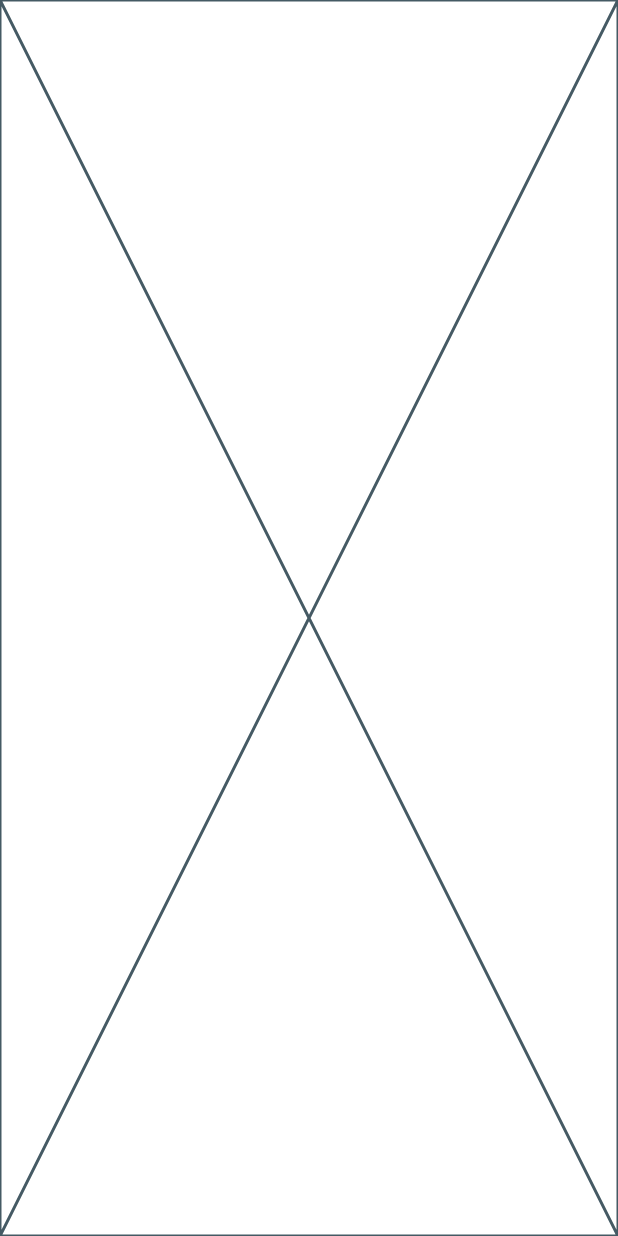
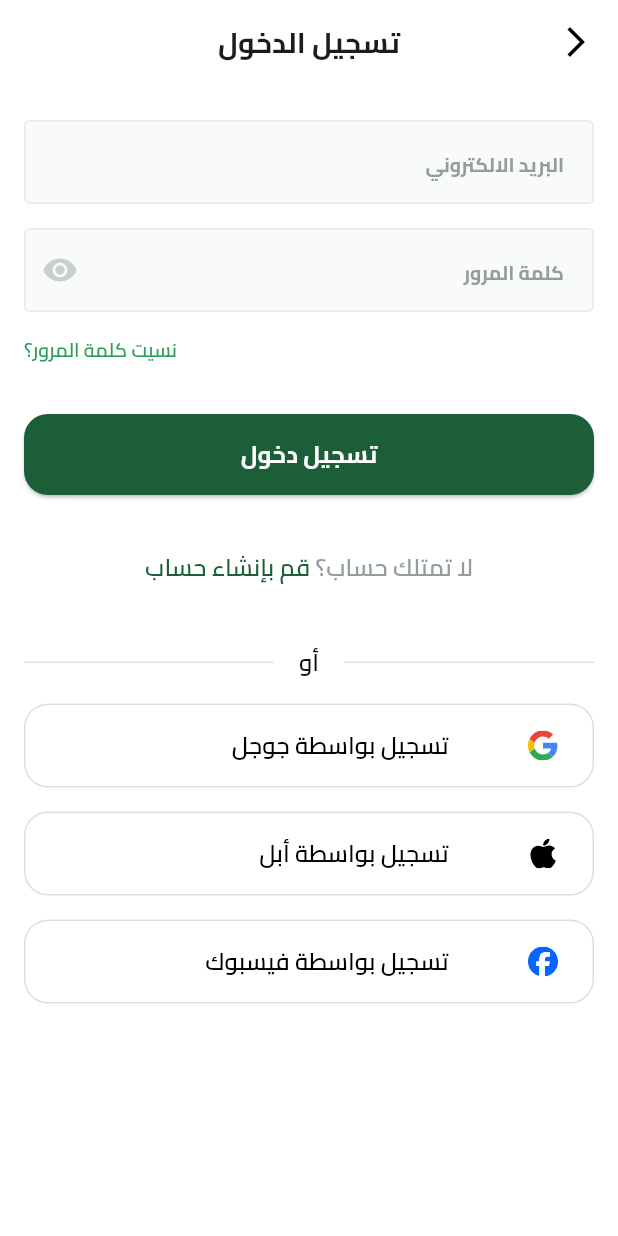
Before and after one commit to kareemzedan11/fruit_hub, a Flutter app: the screen it shows after launch, after a tap on "تخط", on a phone screen of 412 x 824 dp. Run offline on Flutter 3.47's test engine with Material 3 defaults, Android fonts, the phone set to English and light mode, and no system bars; our stand-ins replace dots_indicator, flutter_svg, shared_preferences.

Commit message:
servies provider done

```diff
--- a/lib/core/helper/assets_manager.dart
+++ b/lib/core/helper/assets_manager.dart
@@ -1,14 +1,30 @@
 // ignore_for_file: prefer_single_quotes
 class Assets {
   Assets._();
+
+  /// Assets for assetsImagesFruit basketAmico 1
+  /// assets/images/fruit basket-amico 1.svg
+  static const String assetsImagesFruit   = "assets/images/fruit basket-amico 1.svg";
+
+  /// Assets for assetsImagesIcApple
+  /// assets/images/ic_apple.svg
+  static const String assetsImagesIcApple = "assets/images/ic_apple.svg";
 
   /// Assets for assetsImagesIcCircle
   /// assets/images/ic_circle.svg
   static const String assetsImagesIcCircle = "assets/images/ic_circle.svg";
 
+  /// Assets for assetsImagesIcFacebook
+  /// assets/images/ic_facebook.svg
+  static const String assetsImagesIcFacebook = "assets/images/ic_facebook.svg";
+
   /// Assets for assetsImagesIcFruitBasket
   /// assets/images/ic_fruit_basket.svg
   static const String assetsImagesIcFruitBasket = "assets/images/ic_fruit_basket.svg";
+
+  /// Assets for assetsImagesIcGoogle
+  /// assets/images/ic_google.svg
+  static const String assetsImagesIcGoogle = "assets/images/ic_google.svg";
 
   /// Assets for assetsImagesIcPineapple
   /// assets/images/ic_pineapple.svg
--- a/lib/core/helper/colors_manager.dart
+++ b/lib/core/helper/colors_manager.dart
@@ -6,6 +6,10 @@ abstract class ColorsManager {
   static const Color primaryColor = Color(0xFF1B5E37);
 
   static const Color secondaryColor = Color(0xFFF4A91F);
+  static const Color textFieldBackColor = Color(0xFFF9FAFA);
 
+  static const Color textFieldBorderColor = Color(0xFFE6E9EA);
+  static const Color hintTextColor = Color(0xFF949D9E);
+  static const Color dividerColor = Color(0xFFDDDFDF);
 
 }
--- a/lib/features/onboarding/presentation/views/widgets/custom_bottom.dart
+++ b/lib/core/widgets/custom_botton.dart
@@ -1,8 +1,9 @@
 import 'package:flutter/material.dart';
 import 'package:fruithub/core/helper/colors_manager.dart';
+import 'package:fruithub/core/utils/app_text_styles.dart';
 
-class CustomBottom extends StatelessWidget {
-  CustomBottom({super.key, required this.title, required this.ontap});
+class CustomBotton extends StatelessWidget {
+  CustomBotton({super.key, required this.title, required this.ontap});
   String title;
   VoidCallback ontap;
   @override
@@ -18,7 +19,7 @@ class CustomBottom extends StatelessWidget {
           ),
         ),
         onPressed: () => ontap,
-        child: Text(title, style: TextStyle(color: Colors.white)),
+        child: Text(title, style: TextStyles.bold16.copyWith(color: Colors.white)),
       ),
     );
   }
--- /dev/null
+++ b/lib/core/widgets/custom_text_form_field.dart
@@ -0,0 +1,35 @@
+import 'package:flutter/material.dart';
+import 'package:fruithub/core/helper/colors_manager.dart';
+import 'package:fruithub/core/utils/app_text_styles.dart';
+
+class CustomTextFormField extends StatelessWidget {
+    CustomTextFormField({super.key,required this.hintText, this.iconShow = false, required this.keyboardType });
+final String ? hintText ;
+  bool   iconShow  ;
+TextInputType  keyboardType ;
+  @override
+  Widget build(BuildContext context) {
+    return TextFormField(
+      keyboardType: keyboardType,
+      decoration: InputDecoration(
+        fillColor: ColorsManager.textFieldBackColor,
+        filled: true,
+        contentPadding: const EdgeInsets.all(16.0),
+        hintText: hintText,
+        hintStyle: TextStyles.bold13.copyWith(color: ColorsManager.hintTextColor),
+        suffixIcon: Icon(iconShow ? Icons.remove_red_eye  :null , color: Color(0XFFC9CECF),),
+
+        border: buildBorder(),
+        enabledBorder: buildBorder(),
+        focusedBorder: buildBorder(),
+      ),
+    );
+  }
+
+  OutlineInputBorder buildBorder() {
+    return OutlineInputBorder(
+      borderRadius: BorderRadius.circular(4),
+      borderSide: BorderSide(color: ColorsManager.textFieldBorderColor),
+    );
+  }
+}
--- /dev/null
+++ b/lib/core/widgets/custome_app_bar.dart
@@ -0,0 +1,18 @@
+  import 'dart:ui';
+
+import 'package:flutter/material.dart';
+import 'package:fruithub/core/utils/app_text_styles.dart';
+
+AppBar builderAppBar( context ,  {String ? title,VoidCallback ? ontap}) {
+    return AppBar(
+      leading: GestureDetector(
+        onTap: ontap,
+        child: Icon(Icons.arrow_back_ios_new,color: Colors.black,size: 24,)),
+      backgroundColor: Colors.white,
+      centerTitle: true,
+      title: Text(title!,style: TextStyles.bold19,),
+
+
+
+    );
+  }
--- /dev/null
+++ b/lib/core/widgets/text_action_prompt.dart
@@ -0,0 +1,37 @@
+import 'package:flutter/gestures.dart';
+import 'package:flutter/material.dart';
+
+class TextActionPrompt extends StatelessWidget {
+  final String leadingText;
+  final String actionText;
+  final VoidCallback? onTap;
+  final TextStyle? leadingTextStyle;
+  final TextStyle? actionTextStyle;
+
+  const TextActionPrompt({
+    Key? key,
+    required this.leadingText,
+    required this.actionText,
+    this.onTap,
+    this.leadingTextStyle,
+    this.actionTextStyle,
+  }) : super(key: key);
+
+  @override
+  Widget build(BuildContext context) {
+    return RichText(
+      textAlign: TextAlign.center,
+      text: TextSpan(
+        style: leadingTextStyle ?? const TextStyle(fontSize: 16, color: Colors.grey),
+        children: [
+          TextSpan(text: leadingText),
+          TextSpan(
+            text: actionText,
+            style: actionTextStyle ?? const TextStyle(color: Colors.blue),
+            recognizer: TapGestureRecognizer()..onTap = onTap,
+          ),
+        ],
+      ),
+    );
+  }
+}
--- a/lib/features/auth/presentation/views/login_view.dart
+++ b/lib/features/auth/presentation/views/login_view.dart
@@ -1,10 +1,19 @@
 import 'package:flutter/material.dart';
+import 'package:fruithub/core/utils/app_text_styles.dart';
+import 'package:fruithub/core/widgets/custome_app_bar.dart';
+import 'package:fruithub/features/auth/presentation/views/widgets/login_view_body.dart';
 
 class LoginView extends StatelessWidget {
   const LoginView({super.key});
 static const String loginView = '/loginView';
   @override
   Widget build(BuildContext context) {
-    return const Placeholder();
+    return   Scaffold(
+      appBar: builderAppBar( context, title: "تسجيل الدخول" , ontap:(){}),
+      backgroundColor: Colors.white,
+      body: LoginViewBody(),
+    );
   }
+
+
 }
--- /dev/null
+++ b/lib/features/auth/presentation/views/widgets/login_view_body.dart
@@ -0,0 +1,72 @@
+import 'package:flutter/material.dart';
+import 'package:fruithub/core/helper/assets_manager.dart';
+import 'package:fruithub/core/helper/colors_manager.dart';
+import 'package:fruithub/core/utils/app_text_styles.dart';
+import 'package:fruithub/core/widgets/custom_botton.dart';
+import 'package:fruithub/core/widgets/custom_text_form_field.dart';
+import 'package:fruithub/core/widgets/text_action_prompt.dart';
+import 'package:fruithub/features/auth/presentation/views/widgets/or_divider.dart';
+import 'package:fruithub/features/auth/presentation/views/widgets/social_login_button.dart';
+import 'package:fruithub/features/auth/presentation/views/widgets/social_login_options.dart';
+
+class LoginViewBody extends StatelessWidget {
+  const LoginViewBody({super.key});
+
+  @override
+  Widget build(BuildContext context) {
+    return Padding(
+      padding: const EdgeInsets.symmetric(horizontal: 16.0),
+      child: SingleChildScrollView(
+        child: Column(
+          children: [
+            SizedBox(height: 24),
+            CustomTextFormField(
+              hintText: "البريد الالكتروني",
+              keyboardType: TextInputType.emailAddress,
+            ),
+            SizedBox(height: 16),
+
+            CustomTextFormField(
+              hintText: "كلمة المرور",
+              iconShow: true,
+              keyboardType: TextInputType.visiblePassword,
+            ),
+            SizedBox(height: 16),
+            Align(
+              alignment: Alignment.centerLeft,
+              child: Text(
+                "نسيت كلمة المرور؟",
+
+                style: TextStyles.semiBold13.copyWith(color: Color(0XFF2D9F5D)),
+              ),
+            ),
+            SizedBox(height: 33),
+            CustomBotton(title: "تسجيل دخول", ontap: () {}),
+            SizedBox(height: 33),
+            TextActionPrompt(
+              leadingText: "لا تمتلك حساب؟ ",
+              actionText: "قم بإنشاء حساب",
+              onTap: () {
+                Navigator.pushNamed(context, '/register');
+              },
+              leadingTextStyle: TextStyles.semiBold16.copyWith(
+                color: ColorsManager.hintTextColor,
+                fontFamily: 'Cairo',
+              ),
+              actionTextStyle: TextStyles.semiBold16.copyWith(
+                color: ColorsManager.primaryColor,
+                fontFamily: 'Cairo',
+              ),
+            ),
+
+            SizedBox(height: 37),
+
+            OrDivider(),
+            SizedBox(height: 16),
+            SocialLoginOptions(),
+          ],
+        ),
+      ),
+    );
+  }
+}
--- /dev/null
+++ b/lib/features/auth/presentation/views/widgets/or_divider.dart
@@ -0,0 +1,31 @@
+import 'package:flutter/material.dart';
+import 'package:fruithub/core/helper/colors_manager.dart';
+import 'package:fruithub/core/utils/app_text_styles.dart';
+
+class OrDivider extends StatelessWidget {
+  const OrDivider({super.key});
+
+  @override
+  Widget build(BuildContext context) {
+    return   Row(
+      children:   [
+        Expanded(
+          child: Divider(
+            thickness: 1,
+            color: ColorsManager.dividerColor
+          ),
+        ),
+        Padding(
+          padding: EdgeInsets.symmetric(horizontal: 17.0),
+          child: Text("أو", style: TextStyles.semiBold16.copyWith(color: Color(0XFF0C0D0D)),),
+        ),
+        Expanded(
+          child: Divider(
+            thickness: 1,
+            color: ColorsManager.dividerColor
+          ),
+        ),
+      ],
+    );
+  }
+}
--- /dev/null
+++ b/lib/features/auth/presentation/views/widgets/social_login_button.dart
@@ -0,0 +1,48 @@
+import 'package:flutter/material.dart';
+import 'package:flutter_svg/svg.dart';
+
+class SocialLoginButton extends StatelessWidget {
+  final String label;
+  final String iconPath;
+  final VoidCallback onPressed;
+
+  const SocialLoginButton({
+    Key? key,
+    required this.label,
+    required this.iconPath,
+    required this.onPressed,
+  }) : super(key: key);
+
+  @override
+  Widget build(BuildContext context) {
+    return SizedBox(
+      height: 56,
+      child: ElevatedButton(
+        style: ElevatedButton.styleFrom(
+          elevation: 0,
+          backgroundColor: Colors.transparent,
+          shape: RoundedRectangleBorder(
+            side: const BorderSide(color: Color(0XFFDDDFDF)),
+            borderRadius: BorderRadius.circular(16),
+          ),
+        ),
+        onPressed: onPressed,
+        child: Row(
+          mainAxisAlignment: MainAxisAlignment.start,
+          children: [
+            SvgPicture.asset(iconPath),
+            const SizedBox(width: 53),
+            Text(
+              label,
+              style: const TextStyle(
+                fontWeight: FontWeight.w600,
+                fontSize: 16,
+                color: Colors.black,
+              ),
+            ),
+          ],
+        ),
+      ),
+    );
+  }
+}
--- /dev/null
+++ b/lib/features/auth/presentation/views/widgets/social_login_options.dart
@@ -0,0 +1,41 @@
+
+import 'package:flutter/material.dart';
+import 'package:fruithub/core/helper/assets_manager.dart';
+import 'package:fruithub/features/auth/presentation/views/widgets/social_login_button.dart';
+
+class SocialLoginOptions extends StatelessWidget {
+  const SocialLoginOptions({
+    super.key,
+  });
+
+  @override
+  Widget build(BuildContext context) {
+    return Column(
+      children: [
+        SocialLoginButton(
+          label: "تسجيل بواسطة جوجل",
+          iconPath: Assets.assetsImagesIcGoogle,
+          onPressed: () {
+            print("Google login");
+          },
+        ),
+        SizedBox(height: 16),
+        SocialLoginButton(
+          label: "تسجيل بواسطة أبل",
+          iconPath: Assets.assetsImagesIcApple,
+          onPressed: () {
+            print("Apple login");
+          },
+        ),
+        SizedBox(height: 16),
+        SocialLoginButton(
+          label: "تسجيل بواسطة فيسبوك",
+          iconPath: Assets.assetsImagesIcFacebook,
+          onPressed: () {
+            print("Facebook login");
+          },
+        ),
+      ],
+    );
+  }
+}
--- a/lib/features/onboarding/presentation/views/widgets/onboarding_view_body.dart
+++ b/lib/features/onboarding/presentation/views/widgets/onboarding_view_body.dart
@@ -2,8 +2,9 @@ import 'package:dots_indicator/dots_indicator.dart';
 import 'package:flutter/material.dart';
 import 'package:fruithub/constant.dart';
 import 'package:fruithub/core/helper/colors_manager.dart';
+import 'package:fruithub/core/widgets/custom_botton.dart';
 import 'package:fruithub/features/auth/presentation/views/login_view.dart';
-import 'package:fruithub/features/onboarding/presentation/views/widgets/custom_bottom.dart';
+
 import 'package:fruithub/features/onboarding/presentation/views/widgets/on_boarding_page_view.dart';
 import 'package:fruithub/features/onboarding/presentation/views/widgets/shared_prefrences_singleton.dart';
 
@@ -58,7 +59,7 @@ class _OnboardingViewBodyState extends State<OnboardingViewBody> {
             maintainAnimation: true,
             maintainState: true,
             visible: currentPage == 1,
-            child: CustomBottom(title: "ابدأ الان", ontap: () {
+            child: CustomBotton(title: "ابدأ الان", ontap: () {
                                      SharedPrefsSingleton. setBool(kIsOnBoardingSeen, true) ;
                 Navigator.of(context).pushReplacementNamed(LoginView.loginView);
             }),
--- a/lib/main.dart
+++ b/lib/main.dart
@@ -30,6 +30,7 @@ class Fruithub extends StatelessWidget {
             locale: Locale('ar'),
       debugShowCheckedModeBanner: false,
       title: 'Fruithub',
+
       theme: ThemeData(
 
         fontFamily: 'Cairo',
```
Also changed, not shown: assets/images/ic_apple.svg (added), assets/images/ic_facebook.svg (added), assets/images/ic_google.svg (added), 1 other file.
